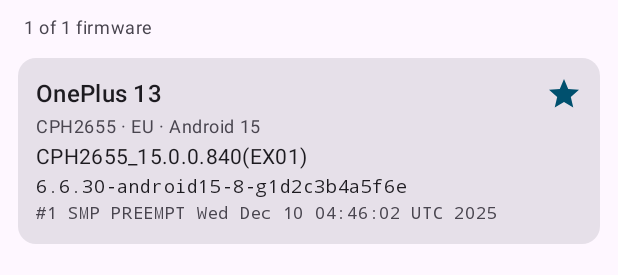
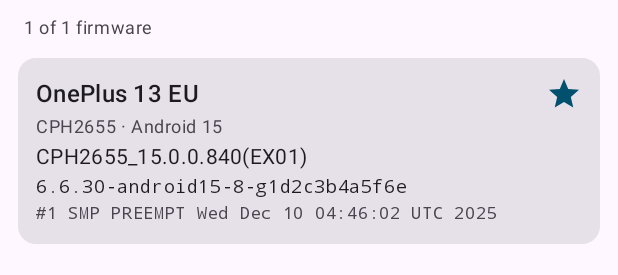
Before and after one commit to luigimak/oem-kernel-build-version, an Android app built with Jetpack Compose: the @Preview function ListLight, on a phone screen of 412 x 824 dp. Shown: the part 434-709 px from the top of the screen. Run offline under Robolectric (Android 15) with nearby library versions, the phone set to English and light mode, and no system bars.

Commit message:
android: title every result with its device
Results, the firmware page, the notification lines and the shared text name the device the way it is chosen and favorited: brand, device and region ("OnePlus 13 EU") instead of the bare "13". Sorting by device follows the same name. The card subtitle keeps the model and the Android version.

```diff
--- a/android/app/src/main/kotlin/io/github/oemkbv/background/NewFirmwareNotifier.kt
+++ b/android/app/src/main/kotlin/io/github/oemkbv/background/NewFirmwareNotifier.kt
@@ -55,9 +55,7 @@ class NewFirmwareNotifier(private val context: Context) {
     NotificationManagerCompat.from(context).notify(NOTIFICATION_ID, notification)
   }
 
-  private fun line(row: Firmware): String {
-    return "${row.name} · ${row.version} · ${row.kernel}"
-  }
+  private fun line(row: Firmware): String = "${row.deviceId.label} · ${row.version} · ${row.kernel}"
 
   private fun ensureChannel() {
     val channel = NotificationChannel(CHANNEL_ID, context.getString(R.string.channel_name), NotificationManager.IMPORTANCE_DEFAULT)
--- a/android/app/src/main/kotlin/io/github/oemkbv/domain/FirmwareQuery.kt
+++ b/android/app/src/main/kotlin/io/github/oemkbv/domain/FirmwareQuery.kt
@@ -111,7 +111,7 @@ object FirmwareQuery {
   private fun sortKey(row: Firmware, key: SortKey): Any? =
     when (key) {
       SortKey.BRAND -> row.brand.label
-      SortKey.DEVICE -> row.name
+      SortKey.DEVICE -> row.deviceId.label
       SortKey.MODEL -> row.model
       SortKey.REGION -> row.region
       SortKey.ANDROID -> row.android
--- a/android/app/src/main/kotlin/io/github/oemkbv/ui/ListScreen.kt
+++ b/android/app/src/main/kotlin/io/github/oemkbv/ui/ListScreen.kt
@@ -337,12 +337,14 @@ fun FirmwareCard(row: Firmware, favorite: Boolean, onClick: () -> Unit, modifier
   Card(onClick = onClick, modifier = modifier.fillMaxWidth().testTag("row-${row.uid}")) {
     Column(Modifier.padding(12.dp), verticalArrangement = Arrangement.spacedBy(2.dp)) {
       Row(verticalAlignment = Alignment.CenterVertically) {
-        Text(row.name, style = MaterialTheme.typography.titleMedium, modifier = Modifier.weight(1f))
+        Text(row.deviceId.label, style = MaterialTheme.typography.titleMedium, modifier = Modifier.weight(1f))
         if (favorite) Icon(Icons.Default.Star, null, tint = MaterialTheme.colorScheme.primary)
       }
       Text(
-        listOf(row.model, row.region).filter { it.isNotEmpty() }.joinToString(" · ") +
-          if (row.android.isNotEmpty()) " · " + stringResource(R.string.android_version, row.android) else "",
+        // the title already says brand, device and region
+        listOf(row.model, if (row.android.isNotEmpty()) stringResource(R.string.android_version, row.android) else "")
+          .filter { it.isNotEmpty() }
+          .joinToString(" · "),
         style = MaterialTheme.typography.bodySmall,
         color = MaterialTheme.colorScheme.onSurfaceVariant,
       )
```
Also changed, not shown: android/app/src/main/kotlin/io/github/oemkbv/ui/DetailScreen.kt (+8 -6 lines), 4 other files.
